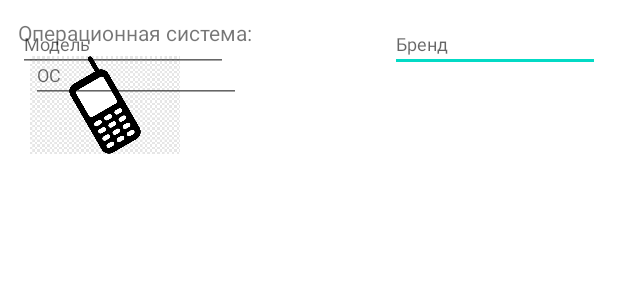
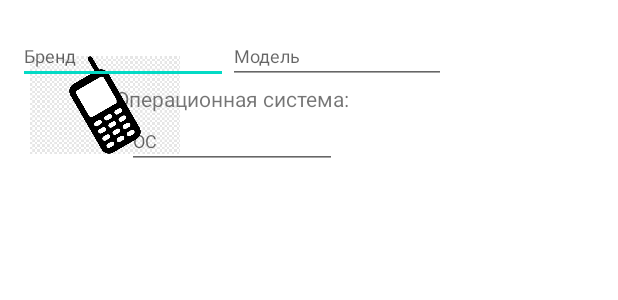
Before and after one commit to Gurchunov/phoneList, an Android app: the layout phone_item.xml on its own in the app's theme, with its tools: preview values and no code run, on a phone screen of 412 x 824 dp. Shown: the top 300 px of the screen. Run offline under Robolectric (Android 15) with nearby library versions, the phone set to English and light mode, and no system bars.

Commit message:
добавлены иницилизированные данные в список

```diff
--- a/app/src/main/java/com/example/mobilephonecatalog/AddNewPhone.kt
+++ b/app/src/main/java/com/example/mobilephonecatalog/AddNewPhone.kt
@@ -7,7 +7,6 @@ import androidx.appcompat.app.AppCompatActivity
 import android.os.Bundle
 import android.view.View
 import com.example.mobilephonecatalog.databinding.ActivityAddNewPhoneBinding
-import com.example.mobilephonecatalog.databinding.ActivityMainBinding
 
 class AddNewPhone : AppCompatActivity() {
 
--- a/app/src/main/java/com/example/mobilephonecatalog/MainActivity.kt
+++ b/app/src/main/java/com/example/mobilephonecatalog/MainActivity.kt
@@ -8,6 +8,7 @@ import androidx.appcompat.app.AppCompatActivity
 import android.os.Bundle
 import androidx.recyclerview.widget.LinearLayoutManager
 import com.example.mobilephonecatalog.adapter.Adapter
+import com.example.mobilephonecatalog.data.InitData.initDevicesList
 import com.example.mobilephonecatalog.data.ItemMobile
 import com.example.mobilephonecatalog.databinding.ActivityMainBinding
 
@@ -21,15 +22,20 @@ class MainActivity : AppCompatActivity() {
 
     lateinit var mobileAdapter: Adapter
 
+
+
     override fun onCreate(savedInstanceState: Bundle?) {
         super.onCreate(savedInstanceState)
         binding = ActivityMainBinding.inflate(layoutInflater)
         setContentView(binding.root)
 
+        listPhones = initDevicesList(this)
 
         mobileAdapter = Adapter(listPhones)
         binding.rvListPhone.adapter = mobileAdapter
         binding.rvListPhone.layoutManager = LinearLayoutManager(this)
+
+
 
         binding.btnAdd.setOnClickListener {
             Intent(this, AddNewPhone::class.java).also { newIntent ->
--- a/app/src/main/java/com/example/mobilephonecatalog/data/ItemMobile.kt
+++ b/app/src/main/java/com/example/mobilephonecatalog/data/ItemMobile.kt
@@ -3,7 +3,7 @@ package com.example.mobilephonecatalog.data
 import android.graphics.drawable.Drawable
 
 data class ItemMobile(
-    val brand: String,
+    val brand: String?,
     val model: String,
     val oc: String,
     val img: Drawable?
--- a/app/src/main/res/layout/phone_item.xml
+++ b/app/src/main/res/layout/phone_item.xml
@@ -17,36 +17,35 @@
         app:layout_constraintTop_toTopOf="parent" />
 
     <EditText
-        android:id="@+id/editBrand"
+        android:id="@+id/etBrand"
         android:layout_width="wrap_content"
         android:layout_height="36dp"
+        android:layout_marginTop="8dp"
         android:ems="10"
         android:hint="Бренд"
         android:inputType="textPersonName"
         android:textSize="12sp"
-        app:layout_constraintEnd_toEndOf="parent"
-        app:layout_constraintHorizontal_bias="0.0"
-        app:layout_constraintStart_toEndOf="@+id/etModel"
-        app:layout_constraintTop_toTopOf="@+id/etModel" />
+        app:layout_constraintStart_toEndOf="@+id/etImage"
+        app:layout_constraintTop_toTopOf="parent" />
 
     <EditText
-        android:id="@+id/editModel"
-        android:layout_width="wrap_content"
+        android:id="@+id/etModel"
+        android:layout_width="145dp"
         android:layout_height="36dp"
         android:ems="10"
         android:hint="Модель"
         android:inputType="textPersonName"
         android:textSize="12sp"
-        app:layout_constraintStart_toEndOf="@+id/etImage"
-        app:layout_constraintTop_toTopOf="@+id/etImage" />
+        app:layout_constraintStart_toEndOf="@+id/etBrand"
+        app:layout_constraintTop_toTopOf="@+id/etBrand" />
 
     <TextView
         android:id="@+id/tvOcSystem"
         android:layout_width="wrap_content"
-        android:layout_height="wrap_content"
+        android:layout_height="19dp"
         android:text="Операционная система:"
-        app:layout_constraintEnd_toEndOf="@+id/etBrand"
-        app:layout_constraintStart_toEndOf="@+id/etImage"
+        app:layout_constraintEnd_toEndOf="@+id/etModel"
+        app:layout_constraintStart_toStartOf="@+id/etBrand"
         app:layout_constraintTop_toBottomOf="@+id/etModel" />
 
     <EditText
```
Also changed, not shown: app/src/main/java/com/example/mobilephonecatalog/data/InitData.kt (added, +18 -0 lines), app/src/main/res/drawable-v24/samsung.jpg (added).
